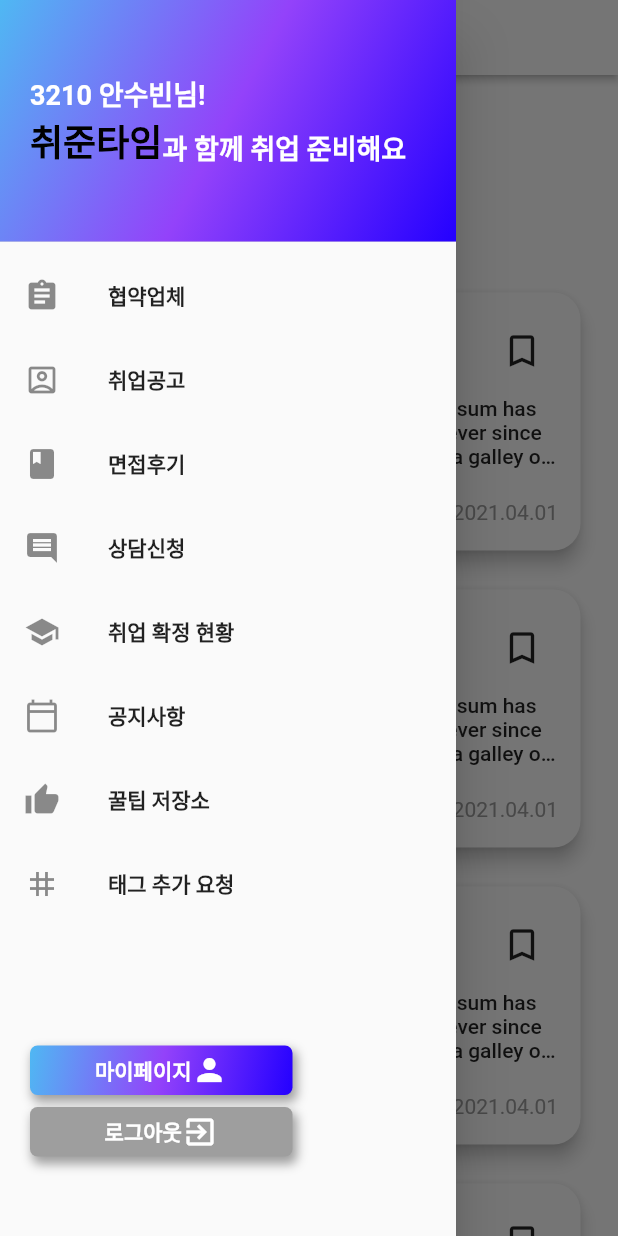
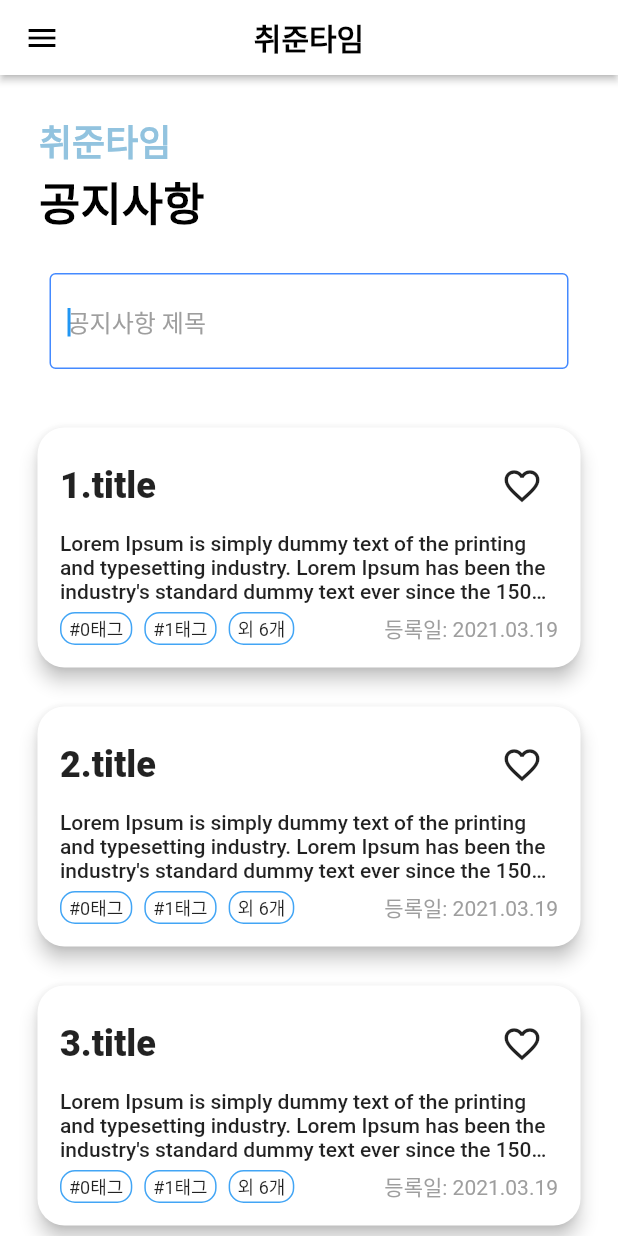
Before and after one commit to chwijunTime/ChwijunTimeAPP, a Flutter app: the CompanyNoticePage screen opened by its route, in the side drawer, after a tap on "공지사항", on a phone screen of 412 x 824 dp. Run offline on Flutter 3.47's test engine with Material 2 defaults, Android fonts, the phone set to English and light mode, and no system bars; drawn by our look-alikes of auto_size_text; our stand-ins replace carousel_slider, dio, geocoding, google_maps_flutter, retrofit, sliding_up_panel; missing offline and left inert: sweet_alert_dialogs; generated files the repository leaves out were written again.

Commit message:
[CREATE] NotificationPage

```diff
--- a/flutter_app/app_user/lib/main.dart
+++ b/flutter_app/app_user/lib/main.dart
@@ -3,6 +3,7 @@ import 'package:app_user/screens/list_page/contracting_company.dart';
 import 'package:app_user/screens/find_acount_page.dart';
 import 'package:app_user/screens/join_page.dart';
 import 'package:app_user/screens/list_page/interview_review.dart';
+import 'package:app_user/screens/list_page/notification.dart';
 import 'package:app_user/screens/login_page.dart';
 import 'package:app_user/screens/main_page.dart';
 import 'package:app_user/screens/success_join_page.dart';
@@ -25,6 +26,7 @@ class UserApp extends StatelessWidget {
         "/success_join": (context) => SuccessJoinPage(),
         "/find_acount": (context) => FindAcountPage(),
         "/interview_review": (context) => InterviewReviewPage(),
+        "/notification": (context) => NotificationPage(),
       },
       debugShowCheckedModeBanner: false,
     );
--- /dev/null
+++ b/flutter_app/app_user/lib/model/notification_vo.dart
@@ -0,0 +1,16 @@
+import 'package:flutter/material.dart';
+
+class NotificationVO {
+  String title;
+  String content;
+  String date;
+  bool isFavorite;
+  List<String> tag;
+
+  NotificationVO(
+      {@required this.title,
+      @required this.content,
+      @required this.date,
+      @required this.isFavorite,
+      @required this.tag});
+}
--- /dev/null
+++ b/flutter_app/app_user/lib/screens/list_page/notification.dart
@@ -0,0 +1,193 @@
+import 'package:app_user/model/notification_vo.dart';
+import 'package:app_user/screens/detail_page/interview_review_detail.dart';
+import 'package:app_user/screens/write_page/interview_review_write.dart';
+import 'package:app_user/widgets/app_bar.dart';
+import 'package:app_user/widgets/drawer.dart';
+import 'package:app_user/widgets/tag.dart';
+import 'package:app_user/widgets/text_field.dart';
+import 'package:flutter/material.dart';
+import 'package:flutter/rendering.dart';
+import 'package:sliding_up_panel/sliding_up_panel.dart';
+
+class NotificationPage extends StatefulWidget {
+  @override
+  _NotificationPageState createState() => _NotificationPageState();
+}
+
+class _NotificationPageState extends State<NotificationPage> {
+  final scafforldkey = GlobalKey<ScaffoldState>();
+
+  PanelController panelController = PanelController();
+
+  List<NotificationVO> noticeList = [];
+  final titleC = TextEditingController();
+
+  @override
+  void initState() {
+    super.initState();
+    _listSetting();
+  }
+
+  _onHeartPressed(int index) {
+    setState(() {
+      noticeList[index].isFavorite = !noticeList[index].isFavorite;
+    });
+  }
+
+  void _listSetting() {
+    for (int i = 1; i <= 8; i++) {
+      noticeList.add(NotificationVO(
+          isFavorite: false,
+          title: "${i}.title",
+          content:
+          "Lorem Ipsum is simply dummy text of the printing and typesetting industry. Lorem Ipsum has been the industry's standard dummy text ever since the 1500s, when an unknown printer took a galley of type and scrambled it to make a type specimen book. It has survived not only five centuries, but also the leap into electronic typesetting, remaining essentially unchanged. It was popularised in the 1960s with the release of Letraset sheets containing Lorem Ipsum passages, and more recently with desktop publishing software like Aldus PageMaker including versions of Lorem Ipsum.",
+          date: "2021.03.19",
+          tag: List.generate(8, (index) => "${index}태그")
+      ));
+    }
+  }
+
+  @override
+  Widget build(BuildContext context) {
+    return Scaffold(
+      key: scafforldkey,
+      drawer: buildDrawer(context),
+      appBar: buildAppBar("취준타임"),
+      body: Container(
+        color: Colors.white,
+        child: Column(
+          crossAxisAlignment: CrossAxisAlignment.start,
+          children: [
+            Padding(
+              padding: EdgeInsets.all(26),
+              child: Column(
+                crossAxisAlignment: CrossAxisAlignment.start,
+                children: [
+                  Text(
+                    "취준타임",
+                    style: TextStyle(
+                        fontSize: 24,
+                        fontWeight: FontWeight.w600,
+                        color: Color(0x832B8AC0)),
+                  ),
+                  Text(
+                    "공지사항",
+                    style: TextStyle(
+                        fontSize: 30,
+                        fontWeight: FontWeight.w900,
+                        color: Colors.black),
+                  )
+                ],
+              ),
+            ),
+            Padding(padding: EdgeInsets.only(right: 33, left: 33, bottom: 26),
+            child: buildTextField("공지사항 제목", titleC)),
+            Expanded(
+              child: Align(
+                child: ListView.builder(
+                    itemCount: noticeList.length,
+                    itemBuilder: (context, index) {
+                      return buildItemNotification(context, index);
+                    }),
+              ),
+            )
+          ],
+        ),
+      ),
+    );
+  }
+
+  Widget buildItemNotification(BuildContext context, int index) {
+    return Card(
+      shape: RoundedRectangleBorder(borderRadius: BorderRadius.circular(18)),
+      elevation: 5,
+      margin: EdgeInsets.fromLTRB(25, 13, 25, 13),
+      child: GestureDetector(
+        onTap: () {
+          print("눌림");
+        },
+        child: Padding(
+          padding: EdgeInsets.all(15),
+          child: Column(
+            crossAxisAlignment: CrossAxisAlignment.start,
+            children: [
+              Row(
+                children: [
+                  Expanded(
+                    child: Text(
+                      "${noticeList[index].title}",
+                      style:
+                          TextStyle(fontSize: 24, fontWeight: FontWeight.w900),
+                    ),
+                  ),
+                  IconButton(
+                    icon: noticeList[index].isFavorite
+                        ? Icon(
+                            Icons.favorite,
+                            size: 28,
+                            color: Colors.red,
+                          )
+                        : Icon(
+                            Icons.favorite_border_outlined,
+                            size: 28,
+                          ),
+                    onPressed: () => _onHeartPressed(index),
+                  ),
+                ],
+              ),
+              Padding(
+                padding: const EdgeInsets.only(top: 6, bottom: 6),
+                child: Text(
+                  "${noticeList[index].content}",
+                  style: TextStyle(fontSize: 14, fontWeight: FontWeight.w500),
+                  maxLines: 3,
+                  overflow: TextOverflow.ellipsis,
+                ),
+              ),
+              SizedBox(
+                height: 22,
+                child: Row(
+                  children: [
+                    Row(
+                      children: List.generate(2, (indextag) {
+                        return buildItemTag(noticeList[index].tag, indextag);
+                      }),
+                    ),
+                    Container(
+                      padding: EdgeInsets.fromLTRB(5, 1, 5, 1),
+                      margin: EdgeInsets.only(right: 8),
+                      decoration: BoxDecoration(
+                          borderRadius: BorderRadius.circular(10),
+                          border: Border.all(
+                            color: Colors.blue[400],
+                          )),
+                      child: Center(
+                        child: Text(
+                          "외 ${noticeList[index].tag.length - 2}개",
+                          style: TextStyle(
+                              fontSize: 12, fontWeight: FontWeight.w400),
+                        ),
+                      ),
+                    ),
+                    Expanded(
+                      child: Align(
+                        alignment: Alignment.centerRight,
+                        child: Text(
+                          "등록일: ${noticeList[index].date}",
+                          style: TextStyle(
+                              fontSize: 14,
+                              color: Colors.grey,
+                              fontWeight: FontWeight.w400),
+                        ),
+                      ),
+                    )
+                  ],
+                ),
+              )
+            ],
+          ),
+        ),
+      ),
+    );
+  }
+}
--- a/flutter_app/app_user/lib/screens/main_page.dart
+++ b/flutter_app/app_user/lib/screens/main_page.dart
@@ -1,5 +1,6 @@
+import 'package:app_user/model/notification_vo.dart';
 import 'package:app_user/widgets/app_bar.dart';
-import 'file:///D:/ChwijunTime/flutter_app/app_user/lib/widgets/dialog/custom_dialog.dart';
+import 'package:app_user/widgets/dialog/custom_dialog.dart';
 import 'package:app_user/widgets/drawer.dart';
 import 'package:auto_size_text/auto_size_text.dart';
 import 'package:carousel_slider/carousel_slider.dart';
@@ -17,11 +18,12 @@ class _MainPageState extends State<MainPage> {
     SliderCard(title: "호잇", image: "images/loco.jpg", route: "/"),
   ];
 
-  List<Notification> notiList = [];
+  List<NotificationVO> notiList = [];
 
   initNotiList() {
     for (int i = 0; i < 10; i++) {
-      notiList.add(Notification(
+      notiList.add(NotificationVO(
+          isFavorite: false,
           title: "${i}.title",
           content:
               "Lorem Ipsum is simply dummy text of the printing and typesetting industry. Lorem Ipsum has been the industry's standard dummy text ever since the 1500s, when an unknown printer took a galley of type and scrambled it to make a type specimen book. It has survived not only five centuries, but also the leap into electronic typesetting, remaining essentially unchanged. It was popularised in the 1960s with the release of Letraset sheets containing Lorem Ipsum passages, and more recently with desktop publishing software like Aldus PageMaker including versions of Lorem Ipsum.",
@@ -113,7 +115,9 @@ class _MainPageState extends State<MainPage> {
         ),
       ),
     );
-  }Widget buildItemCompany(BuildContext context, int index) {
+  }
+
+  Widget buildItemCompany(BuildContext context, int index) {
     return Card(
       shape: RoundedRectangleBorder(borderRadius: BorderRadius.circular(18)),
       elevation: 5,
@@ -272,7 +276,6 @@ Widget makeSlider(List<SliderCard> list) {
                     height: 250,
                     color: Colors.black,
                     colorBlendMode: BlendMode.softLight,
-
                   ),
                   Center(
                       child: Text(
@@ -305,18 +308,3 @@ class SliderCard {
   SliderCard(
       {@required this.title, @required this.image, @required this.route});
 }
-
-class Notification {
-  String title;
-  String content;
-  String date;
-  bool isFavorite;
-  List<String> tag;
-
-  Notification(
-      {@required this.title,
-        @required this.content,
-        @required this.date,
-        @required this.tag,
-        this.isFavorite = false});
-}
--- a/flutter_app/app_user/lib/widgets/drawer.dart
+++ b/flutter_app/app_user/lib/widgets/drawer.dart
@@ -112,6 +112,7 @@ Widget buildDrawer(BuildContext context) {
           leading: Icon(Icons.calendar_today_outlined),
           onTap: () {
             print("공지사항으로 가자");
+            Navigator.pushNamedAndRemoveUntil(context, "/notification", (route) => false);
           },
         ),
         ListTile(
```
Lines whose indentation alone changed are shown as unchanged.
